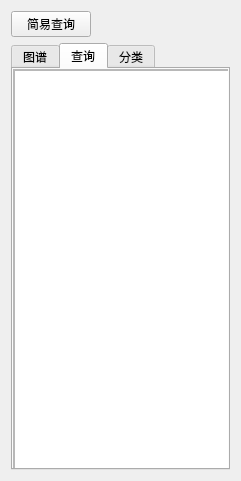
Old version of the form LeftWindow.ui in the repository WooodHead/labelling3.
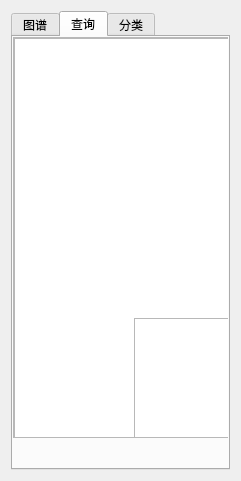
New version of the form. The open tabs and pages were chosen to show the change.

```diff
--- a/LeftWindow.ui
+++ b/LeftWindow.ui
@@ -20,7 +20,7 @@
    <string>Form</string>
   </property>
   <layout class="QGridLayout" name="gridLayout">
-   <item row="1" column="0">
+   <item row="0" column="0">
     <widget class="QTabWidget" name="tabWidgetLeftWindow">
      <property name="toolTip">
       <string>&lt;html&gt;&lt;head/&gt;&lt;body&gt;&lt;p&gt;查询&lt;/p&gt;&lt;/body&gt;&lt;/html&gt;</string>
@@ -196,6 +196,16 @@
           <bool>true</bool>
          </property>
         </widget>
+        <widget class="QTreeView" name="treeView">
+         <property name="geometry">
+          <rect>
+           <x>120</x>
+           <y>280</y>
+           <width>256</width>
+           <height>192</height>
+          </rect>
+         </property>
+        </widget>
        </widget>
       </widget>
      </widget>
@@ -245,13 +255,6 @@
      </widget>
     </widget>
    </item>
-   <item row="0" column="0" alignment="Qt::AlignLeft">
-    <widget class="QPushButton" name="pushButton">
-     <property name="text">
-      <string>简易查询</string>
-     </property>
-    </widget>
-   </item>
   </layout>
  </widget>
  <resources/>
```
Left out of the diff: 4 changed lines with no effect on the pictures.
